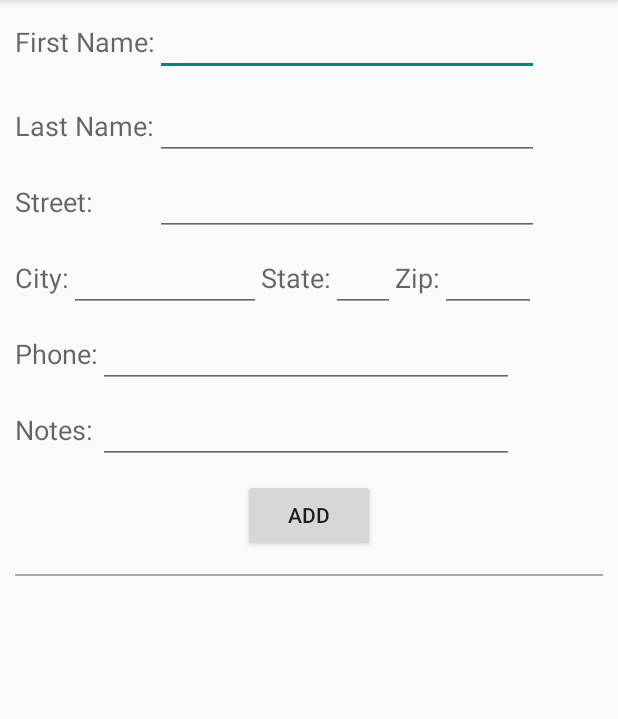
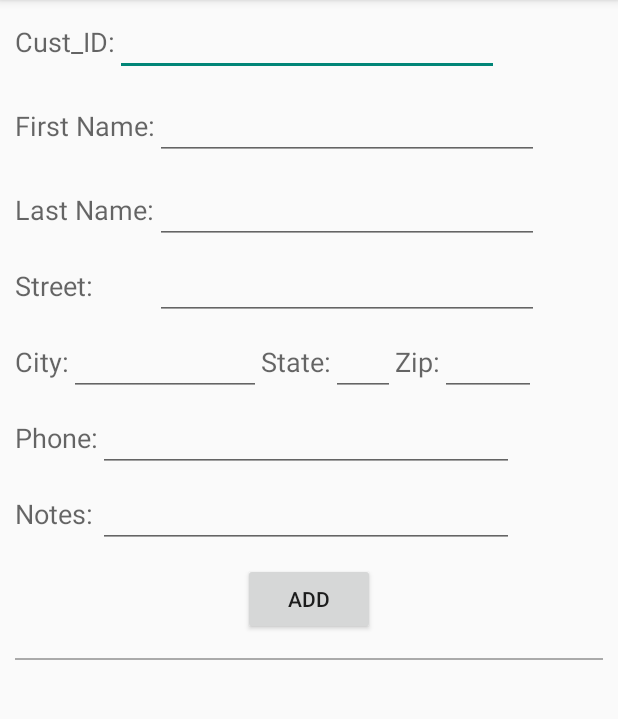
Before and after one commit to petergoulette/Invoice, an Android app: the Invoice_view screen opened directly, with no data from a screen before it, after a tap on "ADD", on a phone screen of 412 x 824 dp, the part 84-803 px from its top. Run offline under Robolectric (Android 15) with nearby library versions, the phone set to English and light mode, and no system bars.

Commit message:
Added Invoice Table to the database getting customer ID returned from database getting Invoice ID returned from the database

```diff
--- a/app/src/main/java/com/example/capstone/invoice/Database.java
+++ b/app/src/main/java/com/example/capstone/invoice/Database.java
@@ -21,6 +21,13 @@ public class Database extends SQLiteOpenHelper {
     private static final String ITEM_ID = "_itemID";
     private static final String ITEM_NAME = "_itemName";
     private static final String ITEM_RATE = "_itemRate";
+
+    // db table constants for Invoice
+    private static final String TABLE_INVOICE = "invoiceTABLE";
+    private static final String INVOICE_ID = "_itemID";
+    private static final String INVOICE_DATE = "Date";
+    private static final String INVOICE_NOTES = "Notes";
+    private static final String INVOICE_CUSTOMER_ID = "CustID";
 
     // db table constants for Customer
     private static final String TABLE_CUSTOMER = "CustomerTABLE";
@@ -56,6 +63,11 @@ public class Database extends SQLiteOpenHelper {
                 + COLUMN_ID + " INTEGER PRIMARY KEY," + COLUMN_PRODUCTNAME
                 + " TEXT," + COLUMN_QUANTITY + " INTEGER" + ")";
 
+        String CREATE_INVOICE_TABLE = "CREATE TABLE " +
+                TABLE_INVOICE + "("
+                + INVOICE_ID + " INTEGER PRIMARY KEY," + INVOICE_CUSTOMER_ID
+                + " INTEGER," + INVOICE_DATE + " TEXT," + INVOICE_NOTES + " TEXT" + ")";
+
         String CREATE_ITEMS_TABLE = "CREATE TABLE " +
                 TABLE_ITEM + "("
                 + ITEM_ID + " INTEGER PRIMARY KEY," + ITEM_NAME
@@ -67,7 +79,7 @@ public class Database extends SQLiteOpenHelper {
                 + " TEXT," + CUSTOMER_LAST_NAME + " TEXT," + CUSTOMER_STREET + " TEXT," + CUSTOMER_CITY + " TEXT," + CUSTOMER_ZIP + " TEXT,"
                 + CUSTOMER_STATE + " TEXT," + CUSTOMER_PHONE1 + " TEXT,"+ CUSTOMER_NOTES + " TEXT" + ")";
 
-
+        db.execSQL(CREATE_INVOICE_TABLE);
         db.execSQL(CREATE_PRODUCTS_TABLE);
         db.execSQL(CREATE_CUSTOMER_TABLE);
         db.execSQL(CREATE_ITEMS_TABLE);
@@ -95,6 +107,19 @@ public class Database extends SQLiteOpenHelper {
         db.close();
     }
 
+    public void addInvoice(Invoice invoice) {
+
+        ContentValues values = new ContentValues();
+        values.put(INVOICE_CUSTOMER_ID, invoice.getCustomerID());
+        values.put(INVOICE_DATE, invoice.getInvoiceDate());
+        values.put(INVOICE_NOTES, invoice.getInvoiceNotes());
+        Log.d("adding: ", "inserting...");
+        SQLiteDatabase db = this.getWritableDatabase();
+        boolean test;
+        db.insert(TABLE_INVOICE, null, values);
+        db.close();
+    }
+
     public void addCustomer(Customer customer) {
 
         ContentValues values = new ContentValues();
@@ -111,6 +136,133 @@ public class Database extends SQLiteOpenHelper {
 
         db.insert(TABLE_CUSTOMER, null, values);
         db.close();
+    }
+
+    // use this method to find invoice by customer id
+    public Invoice findInvoice(int custid) {
+        String query = "Select * FROM " + TABLE_INVOICE + " WHERE " + INVOICE_CUSTOMER_ID + " =  \"" + custid + "\"";
+
+        SQLiteDatabase db = this.getWritableDatabase();
+
+        Cursor cursor = db.rawQuery(query, null);
+
+        Invoice invoice = new Invoice();
+
+        if (cursor.moveToFirst()) {
+            cursor.moveToFirst();
+            invoice.setInvoiceID(Integer.parseInt(cursor.getString(0)));
+            invoice.setCustomerID(Integer.parseInt(cursor.getString(1)));
+            invoice.setInvoiceDate(cursor.getString(2));
+            invoice.setInvoiceNotes(cursor.getString(3));
+            cursor.close();
+        } else {
+            invoice = null;
+        }
+        db.close();
+        return invoice;
+    }
+
+    // use this method to find invoice by invoice id
+    public Invoice getInvoice(int invoiceid) {
+        String query = "Select * FROM " + TABLE_INVOICE + " WHERE " + INVOICE_ID + " =  \"" + invoiceid + "\"";
+
+        SQLiteDatabase db = this.getWritableDatabase();
+
+        Cursor cursor = db.rawQuery(query, null);
+
+        Invoice invoice = new Invoice();
+
+        if (cursor.moveToFirst()) {
+            cursor.moveToFirst();
+            invoice.setInvoiceID(Integer.parseInt(cursor.getString(0)));
+            invoice.setCustomerID(Integer.parseInt(cursor.getString(1)));
+            invoice.setInvoiceDate(cursor.getString(2));
+            invoice.setInvoiceNotes(cursor.getString(3));
+            cursor.close();
+        } else {
+            invoice = null;
+        }
+        db.close();
+        return invoice;
+    }
+
+    public Invoice getLastInvoice() {
+        String query = "Select * FROM " + TABLE_INVOICE;
+
+        SQLiteDatabase db = this.getWritableDatabase();
+
+        Cursor cursor = db.rawQuery(query, null);
+
+        Invoice invoice = new Invoice();
+
+        if (cursor.moveToFirst()) {
+            cursor.moveToLast();
+            invoice.setInvoiceID(Integer.parseInt(cursor.getString(0)));
+            invoice.setCustomerID(Integer.parseInt(cursor.getString(1)));
+            invoice.setInvoiceDate(cursor.getString(2));
+            invoice.setInvoiceNotes(cursor.getString(3));
+            cursor.close();
+        } else {
+            invoice = null;
+        }
+        db.close();
+        return invoice;
+    }
+
+    // use this method to find invoice by invoice id
+    public ArrayList<Invoice> getInvoiceList() {
+        String query = "Select * FROM " + TABLE_INVOICE;
+        ArrayList<Invoice> invoiceList = new ArrayList<>();
+        SQLiteDatabase db = this.getWritableDatabase();
+
+        Cursor cursor = db.rawQuery(query, null);
+
+        if (cursor.moveToFirst()) {
+            cursor.moveToFirst();
+            while (!cursor.isAfterLast()){
+                Invoice invoice = new Invoice();
+                invoice.setInvoiceID(Integer.parseInt(cursor.getString(0)));
+                invoice.setCustomerID(Integer.parseInt(cursor.getString(1)));
+                invoice.setInvoiceDate(cursor.getString(2));
+                invoice.setInvoiceNotes(cursor.getString(3));
+                invoiceList.add(invoice);
+                cursor.moveToNext();
+            }
+            cursor.close();
+        } else {
+            //itemList = null; //creates a null pointer error
+        }
+        db.close();
+        return invoiceList;
+    }
+
+    public Customer getLastCustomer(){
+        String query = "Select * FROM " + TABLE_CUSTOMER;
+
+        SQLiteDatabase db = this.getWritableDatabase();
+
+        Cursor cursor = db.rawQuery(query, null);
+
+        Customer cust = new Customer();
+
+        if (cursor.moveToFirst()) {
+            cursor.moveToLast();
+            cust.setCustomerID(Integer.parseInt(cursor.getString(0)));
+            cust.setCustomerFirstName(cursor.getString(1));
+            cust.setCustomerLastName(cursor.getString(2));
+            cust.setCustomerPhone(cursor.getString(3));
+            cust.setCustomerStreet(cursor.getString(4));
+            cust.setCustomerCity(cursor.getString(5));
+            cust.setCustomerZip(cursor.getString(6));
+            cust.setCustomerState(cursor.getString(7));
+            cust.setCustomerNotes(cursor.getString(8));
+            cursor.close();
+        } else {
+            cust = null;
+        }
+        db.close();
+
+        return cust;
     }
 
     public Customer findCustomer(String customerName){
--- a/app/src/main/java/com/example/capstone/invoice/Invoice_view.java
+++ b/app/src/main/java/com/example/capstone/invoice/Invoice_view.java
@@ -8,8 +8,11 @@ import android.view.MenuItem;
 import android.view.View;
 import android.widget.EditText;
 
+import java.util.ArrayList;
+
 public class Invoice_view extends AppCompatActivity {
     Customer customer;
+    Invoice invoice;
     EditText CFirstName;
     EditText CLastName;
     EditText CStreet;
@@ -17,6 +20,7 @@ public class Invoice_view extends AppCompatActivity {
     EditText CState;
     EditText CZip;
     EditText CPhone;
+    EditText CustID;
     //EditText CEmail;
     EditText CNotes;
     Database dbHandler;
@@ -26,8 +30,13 @@ public class Invoice_view extends AppCompatActivity {
         super.onCreate(savedInstanceState);
         setContentView(R.layout.activity_invoice_view);
         dbHandler = new Database(this, null, null, 1);
-
+        invoice = new Invoice();
         customer = new Customer();
+        dbHandler.addInvoice(invoice);
+        ArrayList<Invoice> ai = new ArrayList<>();
+        ai = dbHandler.getInvoiceList();
+        invoice = dbHandler.getLastInvoice();
+        Log.d("Test Value of ID", invoice.getInvoiceID()+"");
         //attach edittext to customer fields
         CFirstName = (EditText) findViewById(R.id.FirstNameText);
         CLastName = (EditText) findViewById(R.id.LastNameText);
@@ -38,6 +47,7 @@ public class Invoice_view extends AppCompatActivity {
         CPhone = (EditText) findViewById(R.id.PhoneText);
         //CEmail = (EditText) findViewById(R.id.EmailText);
         CNotes = (EditText) findViewById(R.id.NotesText);
+        CustID = (EditText) findViewById(R.id.CustIDText);
     }
 
     public void addInvoiceCustomer (View view) {
@@ -60,10 +70,15 @@ public class Invoice_view extends AppCompatActivity {
         }
 
         dbHandler.addCustomer(customer);
+        customer = dbHandler.getLastCustomer();
+        Log.d("Value of last ID", customer.getCustomerID() + "");
         customer = dbHandler.findCustomer("Peter");
+        if(customer == null){
+            Log.d("no customer", "");
+        } else {
 
         Log.d("Test Value of ID", customer.getCustomerID()+"");
-
+        }
     }
 
 
--- a/app/src/main/res/layout/activity_invoice_view.xml
+++ b/app/src/main/res/layout/activity_invoice_view.xml
@@ -7,6 +7,33 @@
 
 
 
+    <TableLayout
+        android:layout_width="match_parent"
+        android:layout_height="wrap_content"
+        android:layout_gravity="center_horizontal">
+
+    <TableRow
+        android:layout_width="fill_parent"
+        android:layout_height="fill_parent"
+        android:layout_marginTop="5dp"
+        android:layout_marginBottom="5dp"
+        android:layout_marginLeft="10dp"
+        android:layout_marginRight="10dp">
+
+        <TextView
+            android:layout_width="wrap_content"
+            android:layout_height="wrap_content"
+            android:textAppearance="?android:attr/textAppearanceMedium"
+            android:text="@string/_Const_Cust_ID"
+            android:id="@+id/ConstCustomerID" />
+
+        <EditText
+            android:layout_width="wrap_content"
+            android:layout_height="wrap_content"
+            android:ems="12"
+            android:id="@+id/CustIDText"/>
+        </TableRow>
+        </TableLayout>
 
         <TableLayout
             android:layout_width="match_parent"
--- a/app/src/main/res/values/strings.xml
+++ b/app/src/main/res/values/strings.xml
@@ -28,4 +28,5 @@
     <string name="_Const_Notes">Notes: </string>
     <string name="_Const_Phone">Phone: </string>
     <string name="_Const_Email">Email: </string>
+    <string name="_Const_Cust_ID">Cust_ID: </string>
 </resources>
```
Also changed, not shown: app/src/main/java/com/example/capstone/invoice/Invoice.java (+0 -8 lines).
